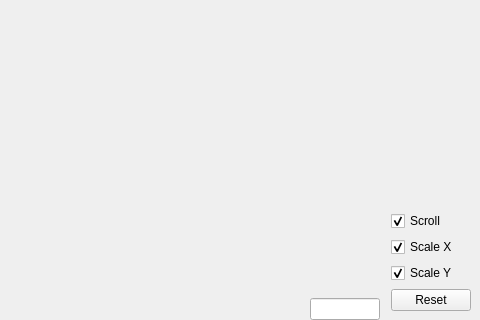
powder-phun/quadrupole, file ui/time_chart.ui: the form before one commit; both pictures show x 622 to 1102 and y 298 to 618 of the 1102 by 618 pixel window.
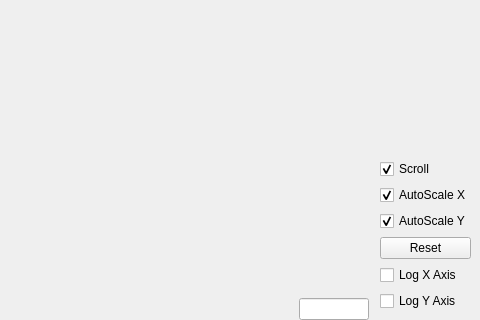
The form after the commit.

```diff
--- a/ui/time_chart.ui
+++ b/ui/time_chart.ui
@@ -209,7 +209,7 @@
         <item>
          <widget class="QCheckBox" name="scaleXCheckbox">
           <property name="text">
-           <string>Scale X</string>
+           <string>AutoScale X</string>
           </property>
           <property name="checked">
            <bool>true</bool>
@@ -219,7 +219,7 @@
         <item>
          <widget class="QCheckBox" name="scaleYCheckbox">
           <property name="text">
-           <string>Scale Y</string>
+           <string>AutoScale Y</string>
           </property>
           <property name="checked">
            <bool>true</bool>
@@ -233,6 +233,20 @@
           </property>
          </widget>
         </item>
+        <item>
+         <widget class="QCheckBox" name="logXAxisCheckbox">
+          <property name="text">
+           <string>Log X Axis</string>
+          </property>
+         </widget>
+        </item>
+        <item>
+         <widget class="QCheckBox" name="logYAxisCheckbox">
+          <property name="text">
+           <string>Log Y Axis</string>
+          </property>
+         </widget>
+        </item>
        </layout>
       </item>
      </layout>
```
